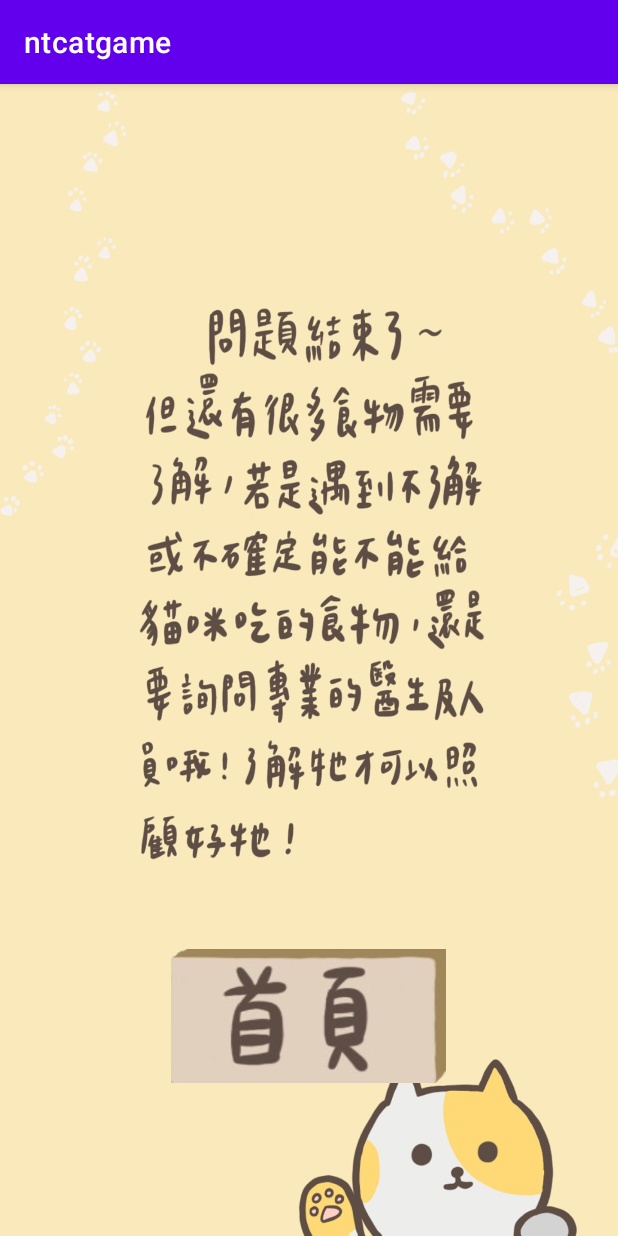
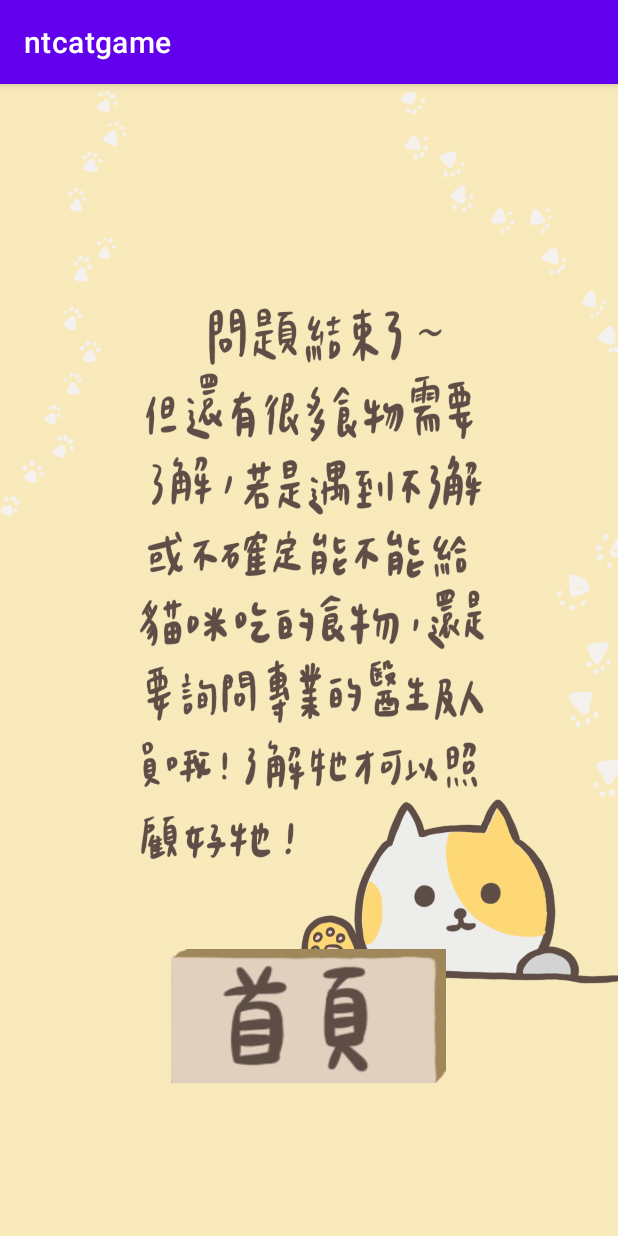
Before and after one commit to s410903482/catgame, an Android app: the end screen opened directly, with no data from a screen before it, on a phone screen of 412 x 824 dp. Run offline under Robolectric (Android 15) with nearby library versions, the phone set to English and light mode, and no system bars.

Commit message:
第三次commit

```diff
--- a/app/src/main/res/layout/end.xml
+++ b/app/src/main/res/layout/end.xml
@@ -4,7 +4,7 @@
     xmlns:tools="http://schemas.android.com/tools"
     android:layout_width="match_parent"
     android:layout_height="match_parent"
-    android:background="@drawable/l">
+    android:background="@drawable/nllast">
 
 
     <ImageButton
--- a/app/src/main/res/layout/explain1.xml
+++ b/app/src/main/res/layout/explain1.xml
@@ -14,7 +14,7 @@
         android:layout_marginTop="530dp"
         android:layout_marginEnd="159dp"
         android:layout_marginBottom="10dp"
-        android:background="@drawable/start"
+        android:background="@drawable/g"
         android:onClick="swac"
         android:text="Button"
         app:layout_constraintBottom_toBottomOf="parent"
--- a/app/src/main/res/layout/explain2.xml
+++ b/app/src/main/res/layout/explain2.xml
@@ -14,7 +14,7 @@
         android:layout_marginTop="521dp"
         android:layout_marginEnd="159dp"
         android:layout_marginBottom="47dp"
-        android:background="@drawable/start"
+        android:background="@drawable/g"
         android:onClick="swac"
         android:text="Button"
         app:layout_constraintBottom_toBottomOf="parent"
--- a/app/src/main/res/layout/explain3.xml
+++ b/app/src/main/res/layout/explain3.xml
@@ -15,7 +15,7 @@
         android:layout_marginTop="521dp"
         android:layout_marginEnd="159dp"
         android:layout_marginBottom="47dp"
-        android:background="@drawable/start"
+        android:background="@drawable/g"
         android:onClick="swac"
         android:text="Button"
         app:layout_constraintBottom_toBottomOf="parent"
--- a/app/src/main/res/layout/page1.xml
+++ b/app/src/main/res/layout/page1.xml
@@ -4,7 +4,7 @@
     xmlns:tools="http://schemas.android.com/tools"
     android:layout_width="match_parent"
     android:layout_height="match_parent"
-    android:background="@drawable/qone">
+    android:background="@drawable/nq3">
 
 
     <ImageButton
--- a/app/src/main/res/layout/page2.xml
+++ b/app/src/main/res/layout/page2.xml
@@ -4,7 +4,7 @@
     xmlns:tools="http://schemas.android.com/tools"
     android:layout_width="match_parent"
     android:layout_height="match_parent"
-    android:background="@drawable/q2">
+    android:background="@drawable/q1">
 
     <ImageButton
         android:id="@+id/btn_yes"
--- a/app/src/main/res/layout/page3.xml
+++ b/app/src/main/res/layout/page3.xml
@@ -4,7 +4,7 @@
     xmlns:tools="http://schemas.android.com/tools"
     android:layout_width="match_parent"
     android:layout_height="match_parent"
-    android:background="@drawable/q3">
+    android:background="@drawable/nq2">
 
     <ImageButton
         android:id="@+id/button3"
```
Also changed, not shown: app/src/main/res/drawable/g.jpg (added), app/src/main/res/drawable/nllast.png (added), app/src/main/res/drawable/nq2.png (added), app/src/main/res/drawable/nq3.png (added), app/src/main/res/drawable/q1.png (added).
